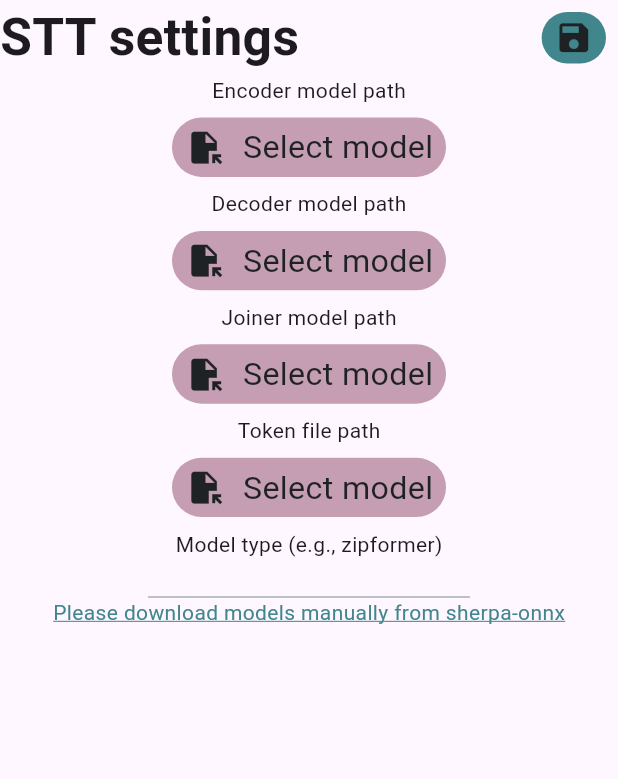
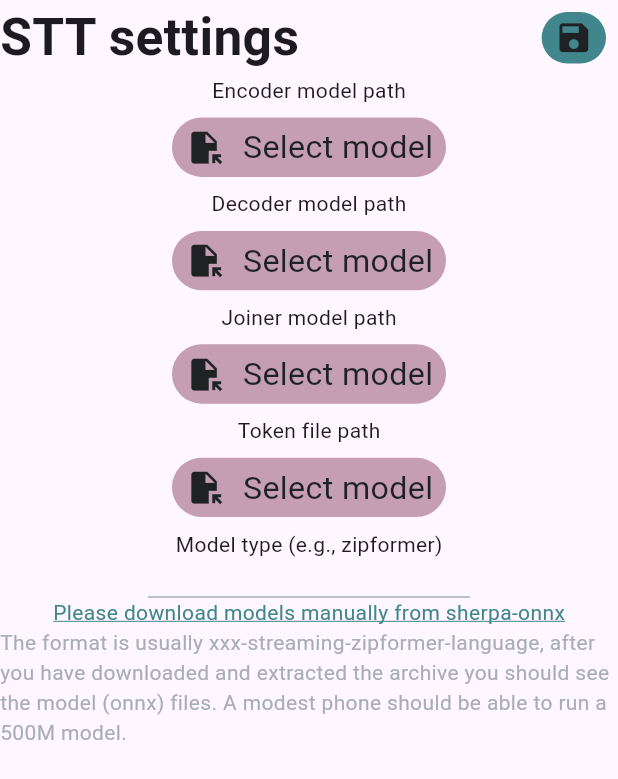
Before and after one commit to xiaoshihou514/jiyi, a Flutter app: the TTSSettings widget shown alone on an empty page, opened directly with empty values, on a phone screen of 412 x 824 dp. Shown: the top 779 px of the screen. Run offline on Flutter 3.47's test engine with Material 3 defaults, Android fonts, the phone set to English and light mode, and no system bars; our stand-ins replace audioplayers, dio, file_picker, flutter_animate, flutter_map, flutter_screenutil and 6 more; missing offline and left inert: flutter_map_cache, flutter_map_marker_cluster, flutter_recorder, flutter_soloud, geolocator_platform_interface, http_cache_file_store and 3 more; accounts and stored records are empty; Roboto replaces fonts that are missing (朱雀仿宋).

Commit message:
fix: user concerns

```diff
--- a/lib/components/tts_settings.dart
+++ b/lib/components/tts_settings.dart
@@ -205,8 +205,14 @@ class _TTSSettingsState extends State<TTSSettings> {
             ),
           ),
           onTap: () => launchUrl(
-            Uri.parse("https://github.com/k2-fsa/sherpa-onnx/releases"),
+            Uri.parse(
+              "https://github.com/k2-fsa/sherpa-onnx/releases/tag/asr-models",
             ),
+          ),
+        ),
+        Text(
+          l.settings_tts_download_exp,
+          style: TextStyle(color: DefaultColors.fg),
         ),
       ],
     );
--- a/lib/l10n/app_en.arb
+++ b/lib/l10n/app_en.arb
@@ -61,6 +61,7 @@
   "settings_tts_model_type": "Model type (e.g., zipformer)",
   "settings_tts_picker_desc": "Select model",
   "settings_tts_download_desc": "Please download models manually from sherpa-onnx",
+  "settings_tts_download_exp": "The format is usually xxx-streaming-zipformer-language, after you have downloaded and extracted the archive you should see the model (onnx) files. A modest phone should be able to run a 500M model.",
 
   "download_title": "Raster File Download",
   "download_perc": "{a}.zip: {b}%",
--- a/lib/l10n/app_zh.arb
+++ b/lib/l10n/app_zh.arb
@@ -61,6 +61,7 @@
   "settings_tts_model_type": "模型类型（例：zipformer）",
   "settings_tts_picker_desc":  "选择模型",
   "settings_tts_download_desc": "请自行从sherpa-onnx下载模型",
+  "settings_tts_download_exp": "一般格式为xxx-streaming-zipformer-语言，自行下载解压后即可看到模型（onnx）文件。一般来说中端手机跑500M的模型是没什么问题的。",
 
   "download_title": "栅格文件下载",
   "download_perc": "{a}.zip：{b}%",
--- a/lib/l10n/localizations.dart
+++ b/lib/l10n/localizations.dart
@@ -440,6 +440,12 @@ abstract class AppLocalizations {
   /// **'请自行从sherpa-onnx下载模型'**
   String get settings_tts_download_desc;
 
+  /// No description provided for @settings_tts_download_exp.
+  ///
+  /// In zh, this message translates to:
+  /// **'一般格式为xxx-streaming-zipformer-语言，自行下载解压后即可看到模型（onnx）文件。一般来说中端手机跑500M的模型是没什么问题的。'**
+  String get settings_tts_download_exp;
+
   /// No description provided for @download_title.
   ///
   /// In zh, this message translates to:
--- a/lib/l10n/localizations_en.dart
+++ b/lib/l10n/localizations_en.dart
@@ -193,6 +193,10 @@ class AppLocalizationsEn extends AppLocalizations {
       'Please download models manually from sherpa-onnx';
 
   @override
+  String get settings_tts_download_exp =>
+      'The format is usually xxx-streaming-zipformer-language, after you have downloaded and extracted the archive you should see the model (onnx) files. A modest phone should be able to run a 500M model.';
+
+  @override
   String get download_title => 'Raster File Download';
 
   @override
--- a/lib/l10n/localizations_zh.dart
+++ b/lib/l10n/localizations_zh.dart
@@ -183,6 +183,10 @@ class AppLocalizationsZh extends AppLocalizations {
   String get settings_tts_download_desc => '请自行从sherpa-onnx下载模型';
 
   @override
+  String get settings_tts_download_exp =>
+      '一般格式为xxx-streaming-zipformer-语言，自行下载解压后即可看到模型（onnx）文件。一般来说中端手机跑500M的模型是没什么问题的。';
+
+  @override
   String get download_title => '栅格文件下载';
 
   @override
--- a/lib/pages/setup/master_key.dart
+++ b/lib/pages/setup/master_key.dart
@@ -132,10 +132,7 @@ class _MasterKeyPage extends State<MasterKeyPage> {
                     padding: ScreenUtil().scaleWidth < ScreenUtil().scaleHeight
                         ?
                           // mobile
-                          EdgeInsets.symmetric(
-                            vertical: 4.em,
-                            horizontal: 50.em,
-                          )
+                          EdgeInsets.symmetric(vertical: 4.em, horizontal: 2.em)
                         :
                           // desktop / tablet
                           EdgeInsets.symmetric(vertical: 2.5.em),
```
Also changed, not shown: 2 other files. Lines whose indentation alone changed are shown as unchanged.
